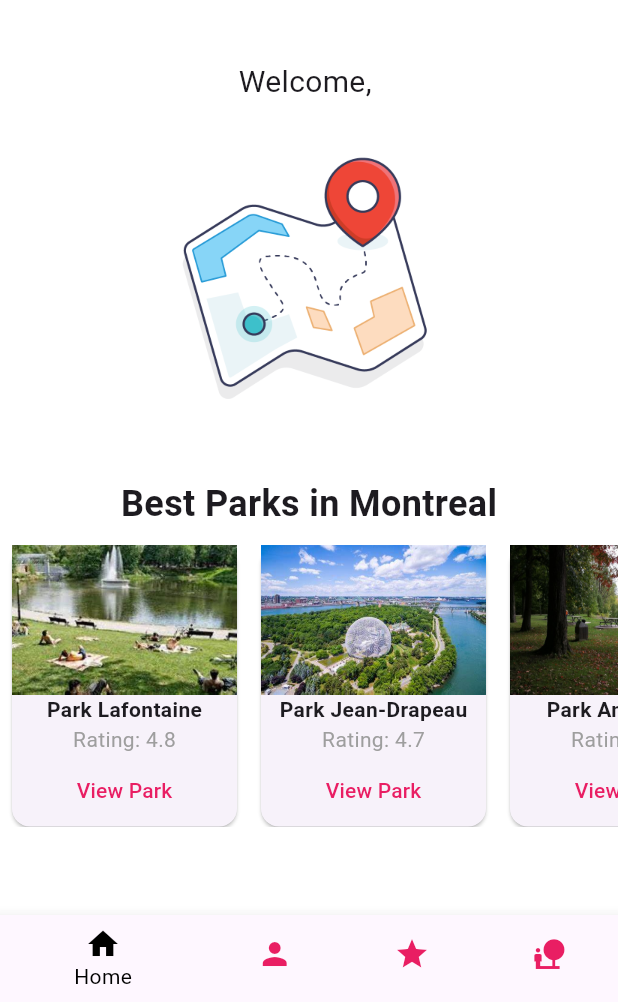
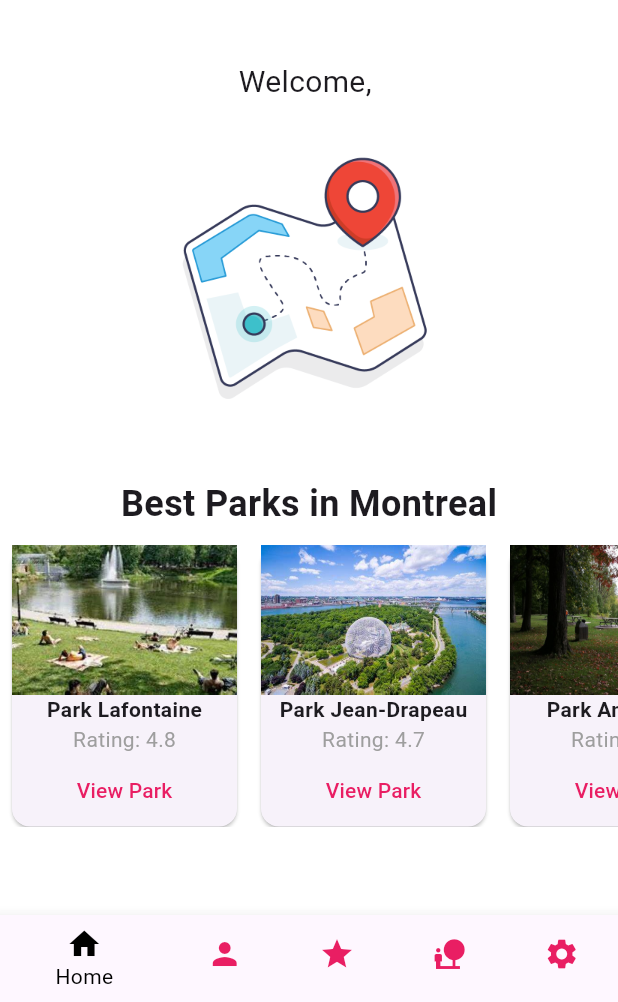
Before and after one commit to JulienVillanti/dog_pal_flutter, a Flutter app: the screen it shows after launch, on a phone screen of 412 x 824 dp, the part 234-1236 px from its top. Run offline on Flutter 3.47's test engine with Material 3 defaults, Android fonts, the phone set to English and light mode, and no system bars; our stand-ins replace cloud_firestore, firebase_auth, firebase_core, firebase_database, flutter_native_splash, geolocator and 1 more; missing offline and left inert: google_geocoding; accounts and stored records are empty.

Commit message:
created settings and profile creation screen. Small changes to home to acomodate settings on tab

```diff
--- a/lib/screens/home_screen.dart
+++ b/lib/screens/home_screen.dart
@@ -3,6 +3,7 @@ import 'package:firebase_auth/firebase_auth.dart';
 import 'package:untitled4/screens/review_screen.dart';
 import 'map_screen.dart';
 import 'user_profile_page.dart';
+import 'settings_screen.dart';
 
 class HomeScreenView extends StatefulWidget {
 
@@ -71,7 +72,7 @@ class _HomeScreenViewState extends State<HomeScreenView> {
   Widget build(BuildContext context) {
     return Scaffold(
       body: DefaultTabController(
-        length: 4,
+        length: 5,
         child: Scaffold(
           appBar: AppBar(
             title: Text("DogPal App"),
@@ -83,6 +84,7 @@ class _HomeScreenViewState extends State<HomeScreenView> {
                 profileTab(),
                 reviewTab(),
                 mapTab(),
+                settingsTab(),
               ],
             ),
             bottomNavigationBar:BottomNavigationBar(
@@ -99,6 +101,8 @@ class _HomeScreenViewState extends State<HomeScreenView> {
               BottomNavigationBarItem( icon: Icon(Icons.star), label: 'Reviews',
               ),
               BottomNavigationBarItem( icon: Icon(Icons.nature_people), label: 'Maps',
+              ),
+              BottomNavigationBarItem( icon: Icon(Icons.settings), label: 'Settings',
               ),
               ],
             ),
@@ -171,6 +175,10 @@ class _HomeScreenViewState extends State<HomeScreenView> {
   Widget mapTab() {
     return MapScreen();
   }
+
+  Widget settingsTab() {
+    return SettingsView();
+  }
 }
 
 class Park {
```
Also changed, not shown: lib/screens/auth/profile_creation_screen.dart (added), pubspec.lock.
